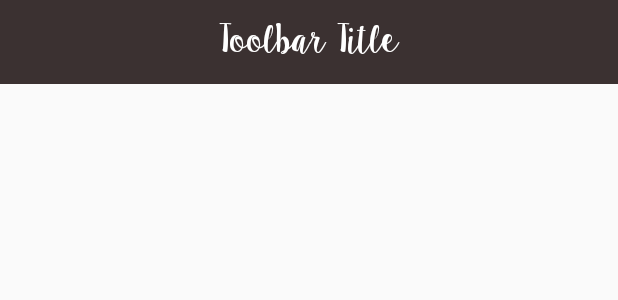
After one commit to st1ch/Party-Tonight-Android, an Android app: the layout toolbar_centered_sugar_plums.xml on its own in the app's theme, with its tools: preview values and no code run, on a phone screen of 412 x 824 dp. The commit adds this screen. Shown: the top 300 px of the screen. Run offline under Robolectric (Android 15) with nearby library versions, the phone set to English and light mode, and no system bars.

Commit message:
TOOLBAR update
added toolbar to promoter's events activity
added toolbarUtils.java class for working with it
added layout of toolbar
added TextView with falkin and sugarPlams font

added sugar_plums.ttf font
added ic_back.png - image for "home" button in toolbar

```diff
--- /dev/null
+++ b/app/src/main/java/app/media/opp/partytonight/presentation/app/view/TextViewSugarPlums.java
@@ -0,0 +1,38 @@
+package app.media.opp.partytonight.presentation.app.view;
+
+import android.content.Context;
+import android.graphics.Typeface;
+import android.util.AttributeSet;
+import android.widget.TextView;
+
+/**
+ * Created by piekie (Artem Vasylenko)
+ * on 11/3/16
+ */
+
+public class TextViewSugarPlums extends TextView {
+
+    private static final String FONT = "fonts/sugar_plums.ttf";
+
+    public TextViewSugarPlums(Context context) {
+        super(context);
+
+        configureView(context);
+    }
+
+    public TextViewSugarPlums(Context context, AttributeSet attrs) {
+        super(context, attrs);
+
+        configureView(context);
+    }
+
+    public TextViewSugarPlums(Context context, AttributeSet attrs, int defStyleAttr) {
+        super(context, attrs, defStyleAttr);
+
+        configureView(context);
+    }
+
+    public void configureView(Context context) {
+        setTypeface(Typeface.createFromAsset(context.getAssets(), FONT));
+    }
+}
--- /dev/null
+++ b/app/src/main/res/layout/toolbar_centered_sugar_plums.xml
@@ -0,0 +1,18 @@
+<?xml version="1.0" encoding="utf-8"?>
+<android.support.v7.widget.Toolbar xmlns:android="http://schemas.android.com/apk/res/android"
+    android:id="@+id/toolbar_top"
+    android:layout_width="match_parent"
+    android:layout_height="wrap_content"
+    android:background="@color/colorAnimationGradientBase"
+    android:minHeight="?attr/actionBarSize">
+
+    <app.media.opp.partytonight.presentation.app.view.TextViewSugarPlums
+        android:id="@+id/title"
+        android:layout_width="wrap_content"
+        android:layout_height="wrap_content"
+        android:layout_gravity="center"
+        android:text="Toolbar Title"
+        android:textColor="#ffffff"
+        android:textSize="26sp" />
+
+</android.support.v7.widget.Toolbar>
```
Also changed, not shown: app/src/main/java/app/media/opp/partytonight/presentation/app/view/TextViewFalkin.java (added, +38 -0 lines), app/src/main/java/app/media/opp/partytonight/presentation/utils/ToolbarUtils.java (added, +84 -0 lines), app/src/main/res/layout/activity_promoter_events.xml (+6 -1 lines), app/src/main/assets/fonts/sugar_plums.ttf (added), app/src/main/ic_back-web.png (added), app/src/main/ic_cocktail-web.png (added), app/src/main/ic_plus-web.png (added), app/src/main/res/mipmap-hdpi/ic_back.png (added), app/src/main/res/mipmap-mdpi/ic_back.png (added), app/src/main/res/mipmap-xhdpi/ic_back.png (added), app/src/main/res/mipmap-xxhdpi/ic_back.png (added), app/src/main/res/mipmap-xxxhdpi/ic_back.png (added).
